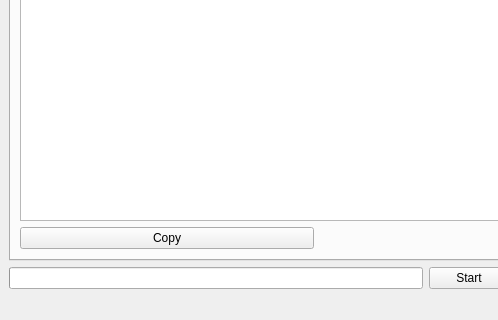
emcek/dcspy, file dcspy/ui/qtdcs.ui: the form before one commit; both pictures show x 0 to 498 and y 330 to 650 of the 690 by 650 pixel window.
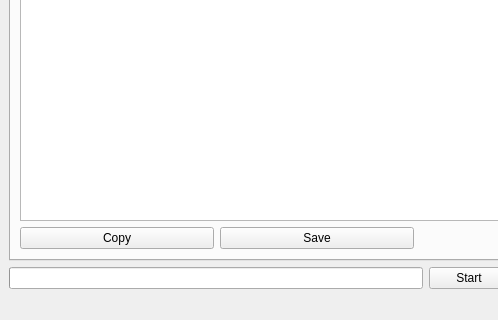
The form after the commit. The open tabs and pages were chosen to show the change. Icons and pictures are not drawn.

Diff of the .ui file:
```diff
--- a/dcspy/ui/qtdcs.ui
+++ b/dcspy/ui/qtdcs.ui
@@ -518,6 +518,16 @@
               </property>
              </widget>
             </item>
+            <item>
+             <widget class="QPushButton" name="pb_save">
+              <property name="toolTip">
+               <string>Save current plane configuration</string>
+              </property>
+              <property name="text">
+               <string>Save</string>
+              </property>
+             </widget>
+            </item>
             <item>
              <widget class="QLabel" name="label_7">
               <property name="text">
```
